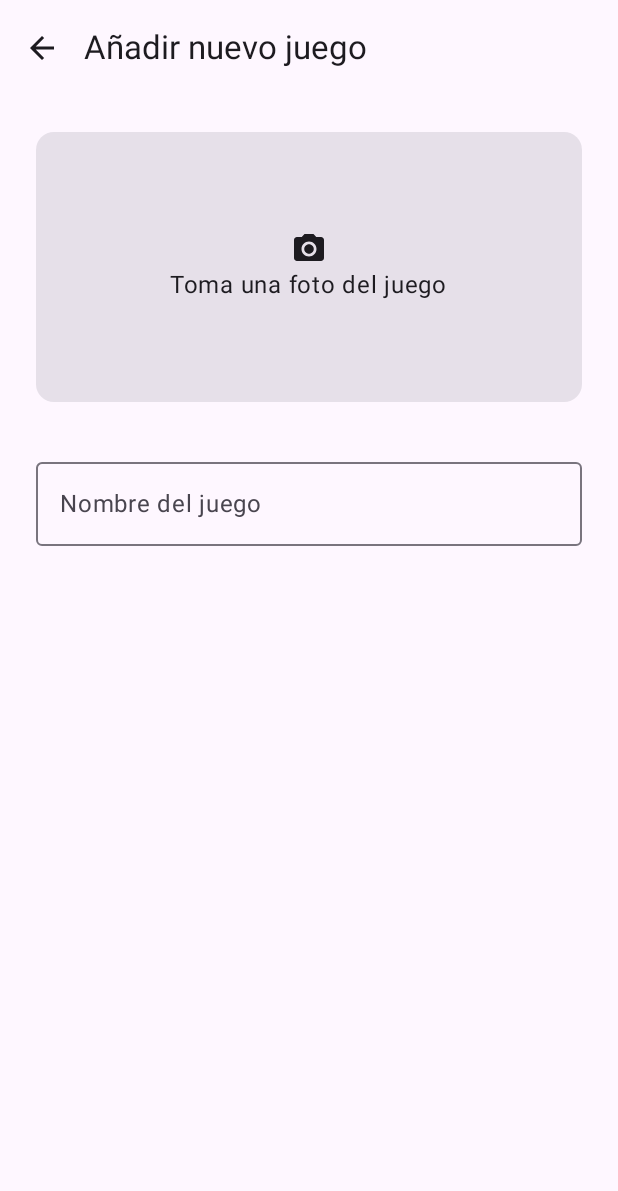
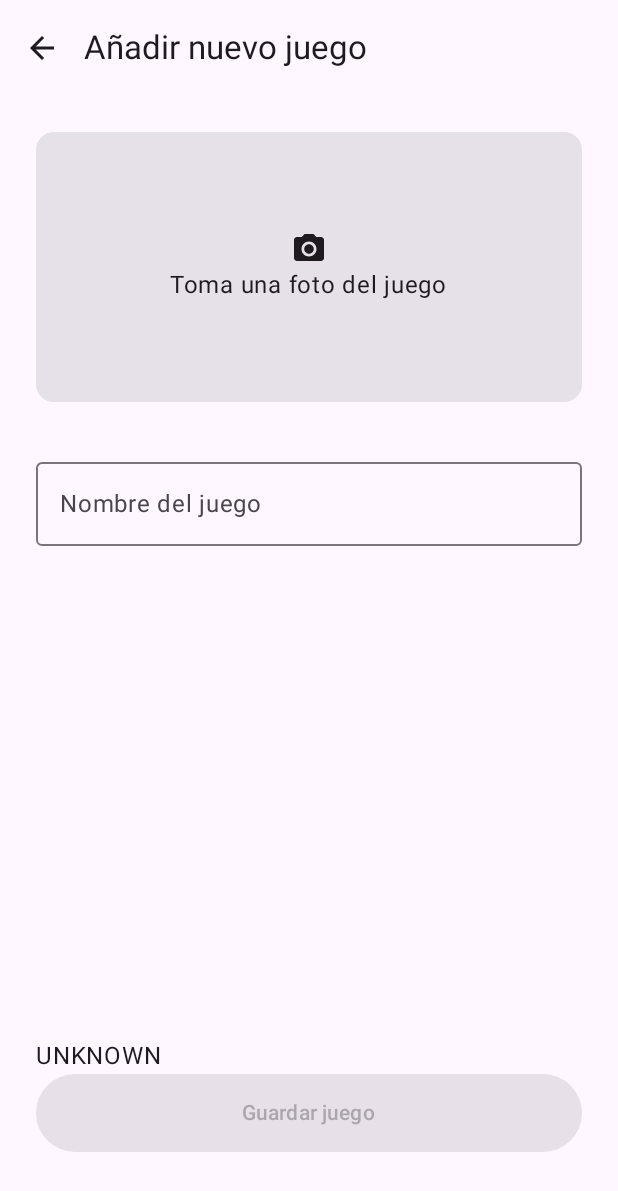
Before and after one commit to martamagui/BGameScoreboard, an Android app built with Jetpack Compose: the screen it shows after launch (MainActivity), after a tap on "Añadir nuevo juego", on a phone screen of 412 x 824 dp. Shown: the top 1191 px of the screen. Run offline under Robolectric (Android 15) with nearby library versions, the phone set to English and light mode, and no system bars; our stand-ins replace Dagger/Hilt's generated code, Room's generated code.

Commit message:
WIP - Saving Games

```diff
--- a/app/src/main/AndroidManifest.xml
+++ b/app/src/main/AndroidManifest.xml
@@ -3,8 +3,8 @@
     xmlns:tools="http://schemas.android.com/tools">
 
     <application
+        android:name=".BGSApplication"
         android:allowBackup="true"
-        android:name=".BGSApplication"
         android:dataExtractionRules="@xml/data_extraction_rules"
         android:fullBackupContent="@xml/backup_rules"
         android:icon="@mipmap/ic_launcher"
--- a/app/src/main/java/com/mmag/bgamescoreboard/data/db/utils/ImageTypeConverters.kt
+++ b/app/src/main/java/com/mmag/bgamescoreboard/data/db/utils/ImageTypeConverters.kt
@@ -2,17 +2,20 @@ package com.mmag.bgamescoreboard.data.db.utils
 
 import android.graphics.Bitmap
 import android.graphics.BitmapFactory
+import android.util.Log
 import androidx.room.TypeConverter
 import java.io.ByteArrayOutputStream
 
 class ImageTypeConverters {
     @TypeConverter
     fun fromBitmap(bitmap: Bitmap?): ByteArray? {
+        Log.w("ImageTypeConverters", "bitmap!= null  =  ${bitmap!= null}")
         if (bitmap == null) {
             return null
         }
         val outputStream = ByteArrayOutputStream()
         bitmap.compress(Bitmap.CompressFormat.PNG, 100, outputStream)
+        Log.w("ImageTypeConverters", "2")
         return outputStream.toByteArray()
     }
 
--- a/app/src/main/java/com/mmag/bgamescoreboard/data/repository/LocalBoardGameRepositoryRoomImpl.kt
+++ b/app/src/main/java/com/mmag/bgamescoreboard/data/repository/LocalBoardGameRepositoryRoomImpl.kt
@@ -19,7 +19,7 @@ class LocalBoardGameRepositoryRoomImpl @Inject constructor(
     }
 
     override suspend fun addGame(name: String, picture: Bitmap) {
-        val boardGame = BoardGame(0, name, null)
+        val boardGame = BoardGame(0, name, picture)
         //TODO añadir la foto
         database.boardGameDao().addGame(boardGame)
     }
--- /dev/null
+++ b/app/src/main/java/com/mmag/bgamescoreboard/ui/model/UiStatus.kt
@@ -0,0 +1,8 @@
+package com.mmag.bgamescoreboard.ui.model
+
+enum class UiStatus {
+    LOADING,
+    SUCCESS,
+    ERROR,
+    UNKNOWN
+}
--- a/app/src/main/java/com/mmag/bgamescoreboard/ui/screen/new_game/NewGameScreen.kt
+++ b/app/src/main/java/com/mmag/bgamescoreboard/ui/screen/new_game/NewGameScreen.kt
@@ -12,39 +12,51 @@ import androidx.compose.foundation.layout.fillMaxSize
 import androidx.compose.foundation.layout.fillMaxWidth
 import androidx.compose.foundation.layout.height
 import androidx.compose.foundation.layout.padding
+import androidx.compose.material3.Button
 import androidx.compose.material3.Card
+import androidx.compose.material3.ExperimentalMaterial3Api
 import androidx.compose.material3.Icon
 import androidx.compose.material3.OutlinedTextField
 import androidx.compose.material3.Scaffold
 import androidx.compose.material3.Text
 import androidx.compose.runtime.Composable
+import androidx.compose.runtime.collectAsState
 import androidx.compose.runtime.getValue
 import androidx.compose.runtime.mutableStateOf
 import androidx.compose.runtime.saveable.rememberSaveable
 import androidx.compose.runtime.setValue
 import androidx.compose.ui.Alignment
 import androidx.compose.ui.Modifier
+import androidx.lifecycle.viewmodel.compose.viewModel
+import androidx.compose.ui.layout.ContentScale
+import androidx.compose.ui.platform.LocalContext
 import androidx.compose.ui.res.painterResource
 import androidx.compose.ui.res.stringResource
 import androidx.compose.ui.unit.dp
+import androidx.hilt.navigation.compose.hiltViewModel
 import androidx.navigation.NavController
+import coil.compose.AsyncImage
 import com.mmag.bgamescoreboard.R
 import com.mmag.bgamescoreboard.ui.common.BGSToolbar
-import kotlinx.coroutines.selects.select
 
 @Composable
-fun NewGameScreen(navController: NavController) {
+fun NewGameScreen(
+    navController: NavController,
+    viewModel: NewGameViewModel = hiltViewModel()
+) {
+    val context = LocalContext.current
     var selectedImage by rememberSaveable {
         mutableStateOf<Uri?>(null)
     }
     var gameName by rememberSaveable { mutableStateOf("") }
-
+    val uiState by viewModel.uiState.collectAsState()
     val launcher = rememberLauncherForActivityResult(
         ActivityResultContracts.PickVisualMedia()
     ) { uri ->
+        if (uri != null) {
             selectedImage = uri
         }
-
+    }
 
     Scaffold(modifier = Modifier.fillMaxSize(), topBar = {
         BGSToolbar(title = stringResource(id = R.string.new_game_title)) {
@@ -53,18 +65,22 @@ fun NewGameScreen(navController: NavController) {
     }) { padding ->
         BoxWithConstraints(
             modifier = Modifier
+                .fillMaxSize()
                 .padding(padding)
                 .padding(24.dp)
         ) {
             Column(
                 modifier = Modifier.fillMaxWidth()
             ) {
-                NewGamePhotoSelector(modifier = Modifier
+                NewGamePhotoSelector(
+                    modifier = Modifier
                         .fillMaxWidth()
-                    .height(180.dp), onClickAction = {
+                        .height(180.dp),
+                    onClickAction = {
                         launcher.launch(PickVisualMediaRequest(mediaType = ActivityResultContracts.PickVisualMedia.ImageOnly))
-                })
-
+                    },
+                    selectedImage = selectedImage
+                )
                 Spacer(modifier = Modifier.height(32.dp))
                 OutlinedTextField(
                     value = gameName,
@@ -73,23 +89,61 @@ fun NewGameScreen(navController: NavController) {
                     modifier = Modifier.fillMaxWidth()
                 )
 
+                Column(
+                    modifier = Modifier.fillMaxSize(),
+                    verticalArrangement = Arrangement.Bottom
+                ) {
+                    Text(text = uiState.status.toString() )
+                    Button(
+                        onClick = {
+                            val imageStream =
+                                context.contentResolver.openInputStream(selectedImage!!)
+                            viewModel.saveGame(imageStream, gameName)
+                        },
+                        enabled = (!gameName.isNullOrEmpty() && selectedImage != null),
+                        modifier = Modifier.fillMaxWidth()
+                    ) {
+                        Text(
+                            text = stringResource(id = R.string.new_game_action_button),
+                            modifier = Modifier.padding(8.dp)
+                        )
+                    }
+                    Spacer(Modifier.height(32.dp))
+                }
+
+            }
         }
     }
 
 }
 
-}
-
+@OptIn(ExperimentalMaterial3Api::class)
 @Composable
-fun NewGamePhotoSelector(modifier: Modifier, onClickAction: () -> Unit) {
+fun NewGamePhotoSelector(
+    modifier: Modifier,
+    onClickAction: () -> Unit,
+    selectedImage: Uri?
+) {
     Card(
         modifier = modifier,
+        onClick = {
+            onClickAction()
+        }
     ) {
+
         Column(
             modifier = Modifier.fillMaxSize(),
             verticalArrangement = Arrangement.Center,
             horizontalAlignment = Alignment.CenterHorizontally
         ) {
+            if (selectedImage != null) {
+                AsyncImage(
+                    model = selectedImage,
+                    contentDescription = null,
+                    modifier = Modifier.fillMaxWidth(),
+                    contentScale = ContentScale.Crop
+                )
+            } else {
                 Icon(
                     painter = painterResource(id = R.drawable.ic_camera),
                     contentDescription = stringResource(
@@ -100,3 +154,4 @@ fun NewGamePhotoSelector(modifier: Modifier, onClickAction: () -> Unit) {
             }
         }
     }
+}
--- /dev/null
+++ b/app/src/main/java/com/mmag/bgamescoreboard/ui/screen/new_game/NewGameUiState.kt
@@ -0,0 +1,8 @@
+package com.mmag.bgamescoreboard.ui.screen.new_game
+
+import com.mmag.bgamescoreboard.ui.model.UiStatus
+
+data class NewGameUiState(
+    val status: UiStatus = UiStatus.UNKNOWN,
+    val errorMessage: Int? = null
+)
--- a/app/src/main/res/values/strings.xml
+++ b/app/src/main/res/values/strings.xml
@@ -8,4 +8,6 @@
     <string name="new_game_camera_icon_description">Tomar una fotografía</string>
     <string name="new_game_camera_title">Toma una foto del juego</string>
     <string name="new_game_game_name_label">Nombre del juego</string>
+    <string name="new_game_action_button">Guardar juego</string>
+    <string name="new_game_no_photo_error">No fue posible guardar la imagen.</string>
 </resources>
```
Also changed, not shown: app/build.gradle.kts (+5 -2 lines), app/src/main/java/com/mmag/bgamescoreboard/ui/screen/new_game/NewGameViewModel.kt (+56 -0 lines). Lines whose indentation alone changed are shown as unchanged.
